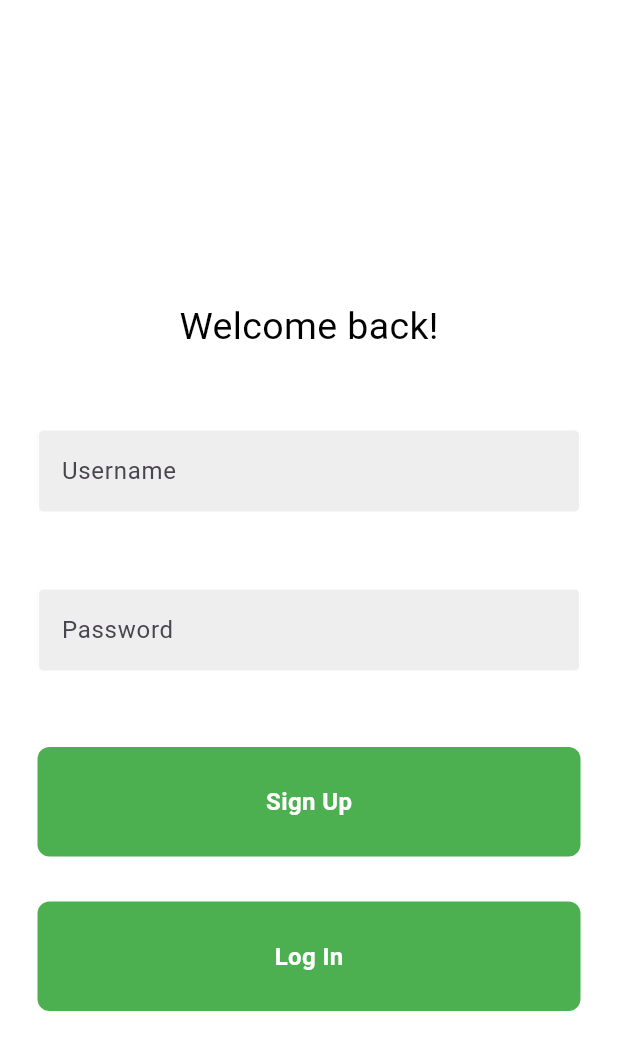
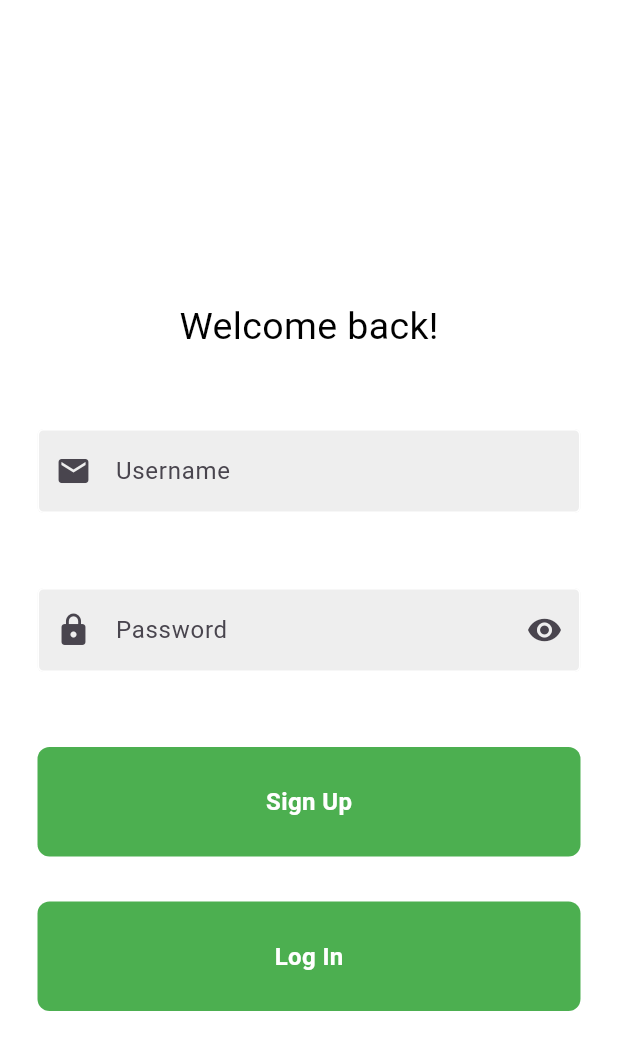
Before and after one commit to Uberkell/Health_App, a Flutter app: the LoginPage screen opened by its route, on a phone screen of 412 x 824 dp. Shown: the top 1050 px of the screen. Run offline on Flutter 3.47's test engine with Material 3 defaults, Android fonts, the phone set to English and light mode, and no system bars; our stand-ins replace cloud_firestore, firebase_auth, firebase_core, firebase_storage, flutter_local_notifications, image_picker and 4 more; accounts and stored records are empty.

Commit message:
reqork login

```diff
--- a/lib/pages/login_page.dart
+++ b/lib/pages/login_page.dart
@@ -3,12 +3,16 @@ import 'package:firebase_auth/firebase_auth.dart';
 import 'package:cloud_firestore/cloud_firestore.dart';
 
 
-class LoginPage extends StatelessWidget{
+class LoginPage extends StatefulWidget{
+  @override
+  _LoginPageState createState() => _LoginPageState();
+}
+
+class _LoginPageState extends State<LoginPage>{
   final TextEditingController usernameController = TextEditingController();
   final TextEditingController passwordController = TextEditingController();
 
-  LoginPage({super.key});
-
+  bool obscureText = true;
 
   @override
   Widget build(BuildContext context){
@@ -28,17 +32,42 @@ class LoginPage extends StatelessWidget{
           ),
           SizedBox(height: 50),
           //username textfield
-          TextFieldSignIn(
+          TextFieldUsername(
             controller: usernameController,
             hintText: 'Username',
             obscureText: false,
           ),
           SizedBox(height: 50),
           //password textfield
-          TextFieldSignIn(
-            controller: passwordController,
-            hintText: 'Password',
-            obscureText: true,
+          Padding(
+            padding: const EdgeInsets.symmetric(horizontal: 25),
+            child: TextField(
+              controller: passwordController,
+              obscureText: obscureText,
+              decoration: InputDecoration(
+                prefixIcon: Icon(Icons.lock),
+                enabledBorder: const OutlineInputBorder(
+                  borderSide: BorderSide(color: Colors.white),
+                ),
+                focusedBorder: OutlineInputBorder(
+                  borderSide: BorderSide(color: Colors.grey.shade400),
+                ),
+                fillColor: Colors.grey.shade200,
+                filled: true,
+                hintText: 'Password',
+                suffixIcon: IconButton(
+                  icon: Icon(
+                    obscureText ? Icons.visibility : Icons.visibility_off,
+                  ),
+                  onPressed: () {
+                    // Toggle the value of obscureText
+                    setState(() {
+                      obscureText = !obscureText;
+                    });
+                  },
+                ),
+              ),
+            )
           ),
           SizedBox(height: 50),
           //sign up button
@@ -57,12 +86,12 @@ class LoginPage extends StatelessWidget{
 }
 
 //textfields
-class TextFieldSignIn extends StatelessWidget{
+class TextFieldUsername extends StatelessWidget{
   final controller;
   final String hintText;
   final bool obscureText;
 
-  const TextFieldSignIn({
+  const TextFieldUsername({
     super.key,
     required this.controller,
     required this.hintText,
@@ -77,6 +106,7 @@ class TextFieldSignIn extends StatelessWidget{
         controller: controller,
         obscureText: obscureText,
         decoration: InputDecoration(
+          prefixIcon: Icon(Icons.email),
           enabledBorder: const OutlineInputBorder(
             borderSide: BorderSide(color: Colors.white),
           ),
@@ -121,10 +151,13 @@ class LogInButton extends StatelessWidget {
                 Navigator.pushNamed(context, '/homepage');
               }
               else {
+
                 // Authentication failed, will Handle authentication failure (e.g., display error message)
               }
             })
                 .catchError((error) {
+              ScaffoldMessenger.of(context).showSnackBar(SnackBar(content: Text('Login failed')));
+
               // Handle any errors that occurred during the authentication process
               print("Error: $error");
             });
```
